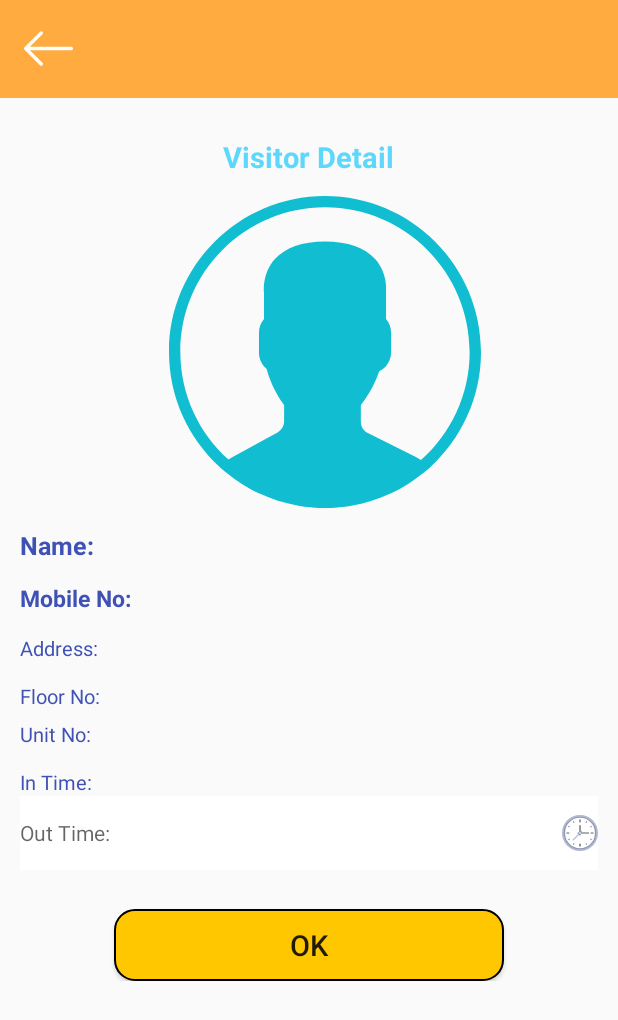
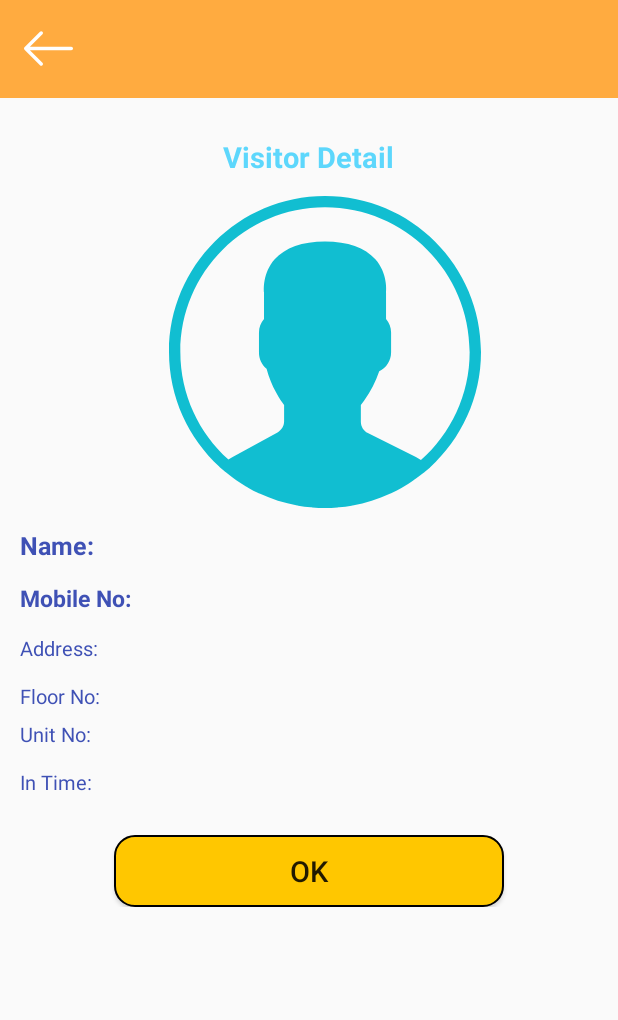
Before and after one commit to vijay040/SocietyMaintainance, an Android app: the VisitorDetailActivity screen opened directly, with no data from a screen before it, on a phone screen of 412 x 824 dp. Shown: the top 1020 px of the screen. Run offline under Robolectric (Android 15) with nearby library versions, the phone set to English and light mode, and no system bars; our stand-ins replace sdp/ssp sizes; pictures from the network do not load; 11 statements that could not run were skipped.

Commit message:
updated by anuradha

```diff
--- a/app/src/main/java/com/mmcs/societymaintainance/activity/VisitorDetailActivity.java
+++ b/app/src/main/java/com/mmcs/societymaintainance/activity/VisitorDetailActivity.java
@@ -1,5 +1,8 @@
 package com.mmcs.societymaintainance.activity;
 
+import android.app.DatePickerDialog;
+import android.app.Dialog;
+import android.app.TimePickerDialog;
 import android.support.v7.app.AppCompatActivity;
 import android.os.Bundle;
 import android.text.Spannable;
@@ -7,8 +10,10 @@ import android.text.SpannableStringBuilder;
 import android.text.style.ForegroundColorSpan;
 import android.view.View;
 import android.widget.Button;
+import android.widget.EditText;
 import android.widget.ImageView;
 import android.widget.TextView;
+import android.widget.TimePicker;
 
 import com.bumptech.glide.Glide;
 import com.mmcs.societymaintainance.R;
@@ -16,31 +21,45 @@ import com.mmcs.societymaintainance.model.UnitRestMeta;
 import com.mmcs.societymaintainance.model.VisitorModel;
 import com.mmcs.societymaintainance.util.Singleton;
 
+import java.util.Calendar;
+
 import retrofit2.Call;
 import retrofit2.Callback;
 import retrofit2.Response;
 
 public class VisitorDetailActivity extends AppCompatActivity {
     VisitorModel visitorModel;
-    TextView txtName,txt_mobile,txt_address,txtFloor,txtUnit,txtIntime,txtOuttime;
+    TextView txtName, txt_mobile, txt_address, txtFloor, txtUnit, txtIntime, txtOuttime;
     ImageView image_visitor;
     Button btn_close;
+    EditText edt_time_out;
+    static final int TIME_DIALOG_ID = 1;
+    int cur = 0;
+    int H, M;
+    Calendar calendar;
+
     @Override
     protected void onCreate(Bundle savedInstanceState) {
         super.onCreate(savedInstanceState);
         setContentView(R.layout.activity_visitor_detail);
         visitorModel = (VisitorModel) getIntent().getSerializableExtra(getString(R.string.visitor_model));
-        txtName=findViewById(R.id.txtName);
-        txt_mobile=findViewById(R.id.txt_mobile);
-        txt_address=findViewById(R.id.txt_address);
-        txtIntime=findViewById(R.id.txtIntime);
-        txtFloor=findViewById(R.id.txtFloor);
-        txtUnit=findViewById(R.id.txtUnit);
-        txtOuttime=findViewById(R.id.txtOuttime);
-        image_visitor=findViewById(R.id.image_visitor);
-        btn_close=findViewById(R.id.btn_close);
-        if(visitorModel.getOuttime().equalsIgnoreCase(""))
+        txtName = findViewById(R.id.txtName);
+        txt_mobile = findViewById(R.id.txt_mobile);
+        txt_address = findViewById(R.id.txt_address);
+        txtIntime = findViewById(R.id.txtIntime);
+        txtFloor = findViewById(R.id.txtFloor);
+        txtUnit = findViewById(R.id.txtUnit);
+        txtOuttime = findViewById(R.id.txtOuttime);
+        image_visitor = findViewById(R.id.image_visitor);
+        btn_close = findViewById(R.id.btn_close);
+        edt_time_out = findViewById(R.id.edt_time_out);
+        calendar = Calendar.getInstance();
+        H = calendar.get(Calendar.HOUR_OF_DAY);
+        M = calendar.get(Calendar.MINUTE);
+        if (visitorModel.getOuttime().equalsIgnoreCase(""))
             btn_close.setText("Update");
+        else
+            txtOuttime.setVisibility(View.GONE);
         txtName.setText(getString(R.string.name) + visitorModel.getName());
         txt_mobile.setText(getString(R.string.mobile_no) + visitorModel.getMobile());
         txt_address.setText(getString(R.string.address) + visitorModel.getAddress());
@@ -48,6 +67,13 @@ public class VisitorDetailActivity extends AppCompatActivity {
         txtUnit.setText(getString(R.string.unit_no) + visitorModel.getUnit_no());
         txtIntime.setText(getString(R.string.time_in) + visitorModel.getIntime());
         txtOuttime.setText(getString(R.string.time_out) + visitorModel.getOuttime());
+        edt_time_out.setOnClickListener(new View.OnClickListener() {
+            @Override
+            public void onClick(View view) {
+                showDialog(TIME_DIALOG_ID);
+
+            }
+        });
 
         Glide.with(this).load(visitorModel.getImage()).placeholder(R.drawable.no_image).into(image_visitor);
         SpannableStringBuilder sb = new SpannableStringBuilder(txtName.getText());
@@ -95,20 +121,17 @@ public class VisitorDetailActivity extends AppCompatActivity {
         btn_close.setOnClickListener(new View.OnClickListener() {
             @Override
             public void onClick(View view) {
-                if(visitorModel.getOuttime().equalsIgnoreCase(""))
-                {
-
-                }
-                else
+                if (visitorModel.getOuttime().equalsIgnoreCase("")) {
+                    updateVisitor(edt_time_out.getText().toString());
+                } else
                     finish();
             }
         });
 
     }
 
-    private void updateVisitor(String outTime)
-    {
-        Singleton.getInstance().getApi().updateVisitor("",outTime).enqueue(new Callback<UnitRestMeta>() {
+    private void updateVisitor(String outTime) {
+        Singleton.getInstance().getApi().updateVisitor("", outTime).enqueue(new Callback<UnitRestMeta>() {
             @Override
             public void onResponse(Call<UnitRestMeta> call, Response<UnitRestMeta> response) {
 
@@ -121,4 +144,39 @@ public class VisitorDetailActivity extends AppCompatActivity {
             }
         });
     }
+
+    @Override
+    protected Dialog onCreateDialog(int id) {
+        switch (id) {
+
+            case TIME_DIALOG_ID:
+                System.out.println("onCreateDialog  : " + id);
+                cur = TIME_DIALOG_ID;
+                return new TimePickerDialog(this, onTimeSetListener, H, M, false);
+
+        }
+
+        return null;
+    }
+
+    TimePickerDialog.OnTimeSetListener onTimeSetListener = new TimePickerDialog.OnTimeSetListener() {
+        @Override
+        public void onTimeSet(TimePicker timePicker, int h, int m) {
+            // timePicker.is24HourView();
+            if (cur == TIME_DIALOG_ID) {
+                // set selected date into textview
+                if (h < 12 && h >= 0) {
+                    edt_time_out.setText(String.valueOf(h) + ":" + String.valueOf(m) + " " + "AM");
+                } else {
+                    h -= 12;
+                    if (h == 0) {
+                        h = 12;
+                    }
+                    edt_time_out.setText(String.valueOf(h) + ":" + String.valueOf(m) + " " + "PM");
+                }
+
+
+            }
+        }
+    };
 }
--- a/app/src/main/res/layout/activity_visitor_detail.xml
+++ b/app/src/main/res/layout/activity_visitor_detail.xml
@@ -99,7 +99,7 @@
                 android:textSize="@dimen/_10sdp" />
 
             <EditText
-                android:id="@+id/edt_time_out"
+                android:id="@+id/txtOuttime"
                 android:layout_width="match_parent"
                 android:layout_height="@dimen/_38sdp"
                 android:layout_marginRight="@dimen/_10sdp"
```
